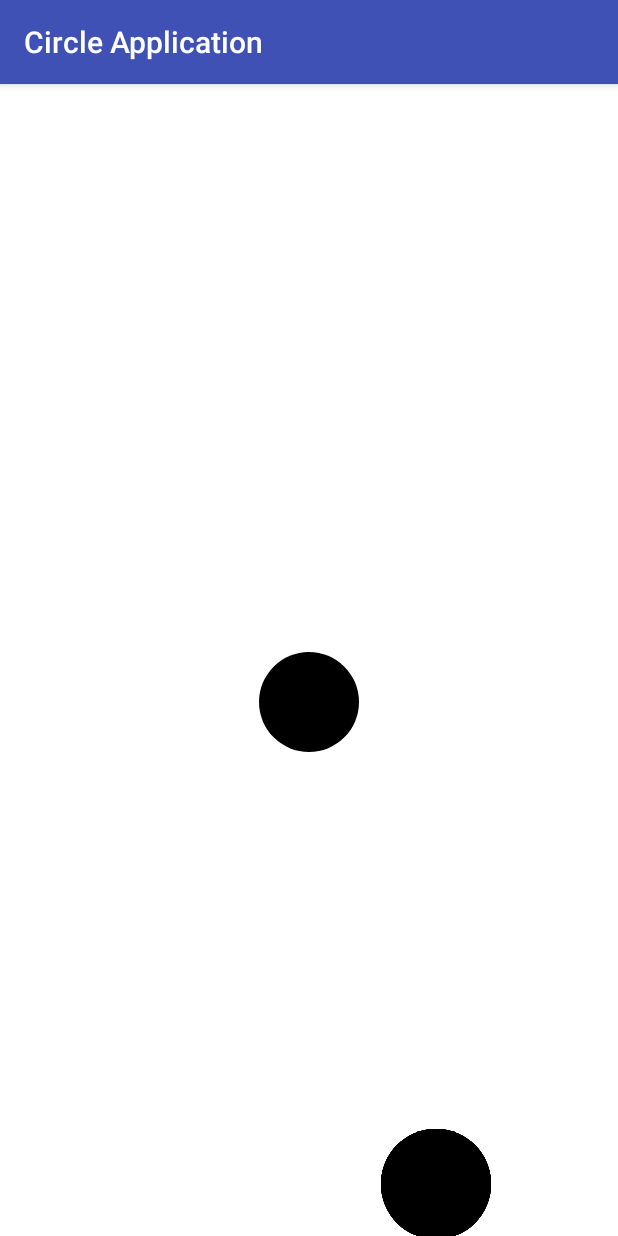
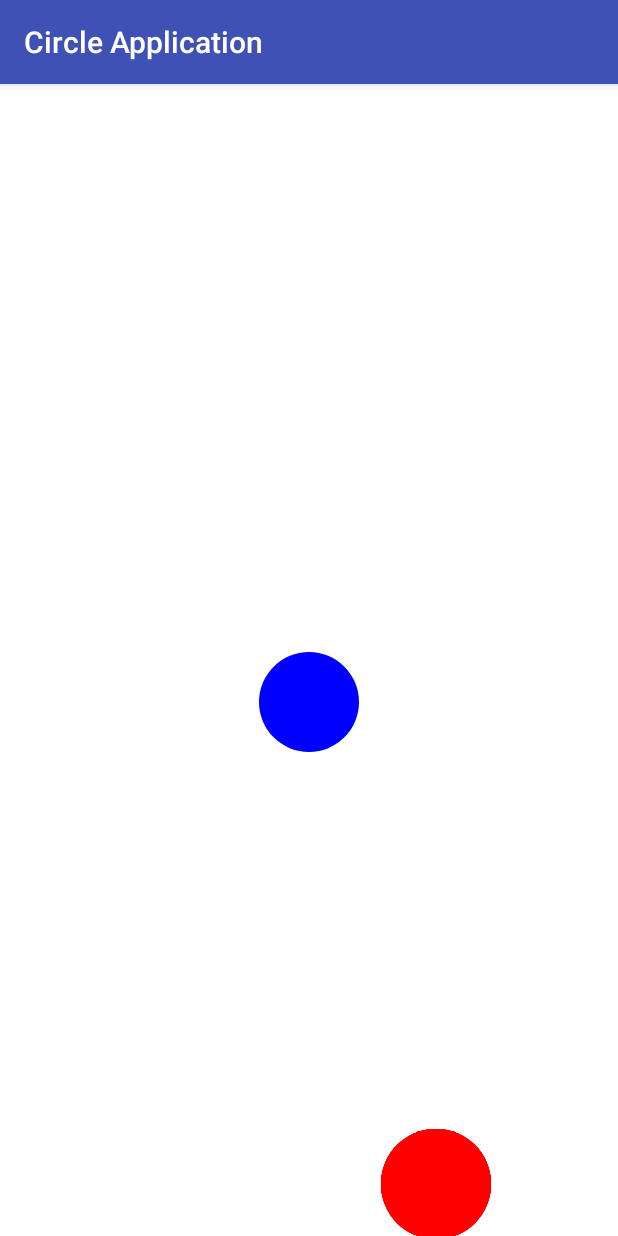
Before and after one commit to AlexanderKotsar/EatCircleApp, an Android app: the screen it shows after launch (MainActivity), on a phone screen of 412 x 824 dp. Run offline under Robolectric (Android 15) with nearby library versions, the phone set to English and light mode, and no system bars.

Commit message:
Раскрашиваем круги

```diff
--- a/app/src/main/java/xyz/kots/circleapplication/CanvasView.java
+++ b/app/src/main/java/xyz/kots/circleapplication/CanvasView.java
@@ -70,6 +70,8 @@ public class CanvasView extends View implements ICanvasView{
 
     @Override
     public void drawCircle(SimpleCircle circle) {
+        //устанавливаем цвет кисточки
+        paint.setColor(circle.getColor());
         //рисуем круг
         canvas.drawCircle(circle.getX(),circle.getY(), circle.getRadius(), paint);
     }
--- a/app/src/main/java/xyz/kots/circleapplication/EnemyCircle.java
+++ b/app/src/main/java/xyz/kots/circleapplication/EnemyCircle.java
@@ -1,4 +1,6 @@
 package xyz.kots.circleapplication;
+
+import android.graphics.Color;
 
 import java.util.Random;
 
@@ -11,6 +13,7 @@ public class EnemyCircle extends SimpleCircle
 
     public static final int FROM_RADIUS = 10;
     public static final int TO_RADIUS = 90;
+    public static final int ENEMY_COLOR = Color.RED;
 
     public EnemyCircle(int x, int y, int radius) {
         super(x, y, radius);
@@ -25,6 +28,7 @@ public class EnemyCircle extends SimpleCircle
         int radius = FROM_RADIUS + random.nextInt(TO_RADIUS - FROM_RADIUS);
         //создаем круг с полученными рандомными значениями
         EnemyCircle enemyCircle = new EnemyCircle(x,y,radius);
+        enemyCircle.setColor(ENEMY_COLOR);
         return enemyCircle;
     }
 }
--- a/app/src/main/java/xyz/kots/circleapplication/MainCircle.java
+++ b/app/src/main/java/xyz/kots/circleapplication/MainCircle.java
@@ -1,4 +1,7 @@
 package xyz.kots.circleapplication;
+
+import android.graphics.Color;
+
 
 /**
  Главный круг
@@ -7,9 +10,12 @@ package xyz.kots.circleapplication;
 public class MainCircle extends SimpleCircle{
     public static final int INIT_RADIUS = 50;
     public static final int MAIN_SPEED = 30;
+    public static final int OUR_COLOR = Color.BLUE;
 
     public MainCircle(int x, int y) {
         super(x, y, INIT_RADIUS);
+
+        setColor(OUR_COLOR);
     }
 
     // определяем что нужно делать кругу когда прикоснулись к экрану
--- a/app/src/main/java/xyz/kots/circleapplication/SimpleCircle.java
+++ b/app/src/main/java/xyz/kots/circleapplication/SimpleCircle.java
@@ -10,6 +10,7 @@ public class SimpleCircle {
     protected int x;
     protected int y;
     protected int radius;
+    private int color;
 
     public SimpleCircle(int x, int y, int radius) {
         this.x = x;
@@ -28,4 +29,12 @@ public class SimpleCircle {
     public int getRadius() {
         return radius;
     }
+
+    public int getColor() {
+        return color;
+    }
+
+    public void setColor(int color) {
+        this.color = color;
+    }
 }
```
